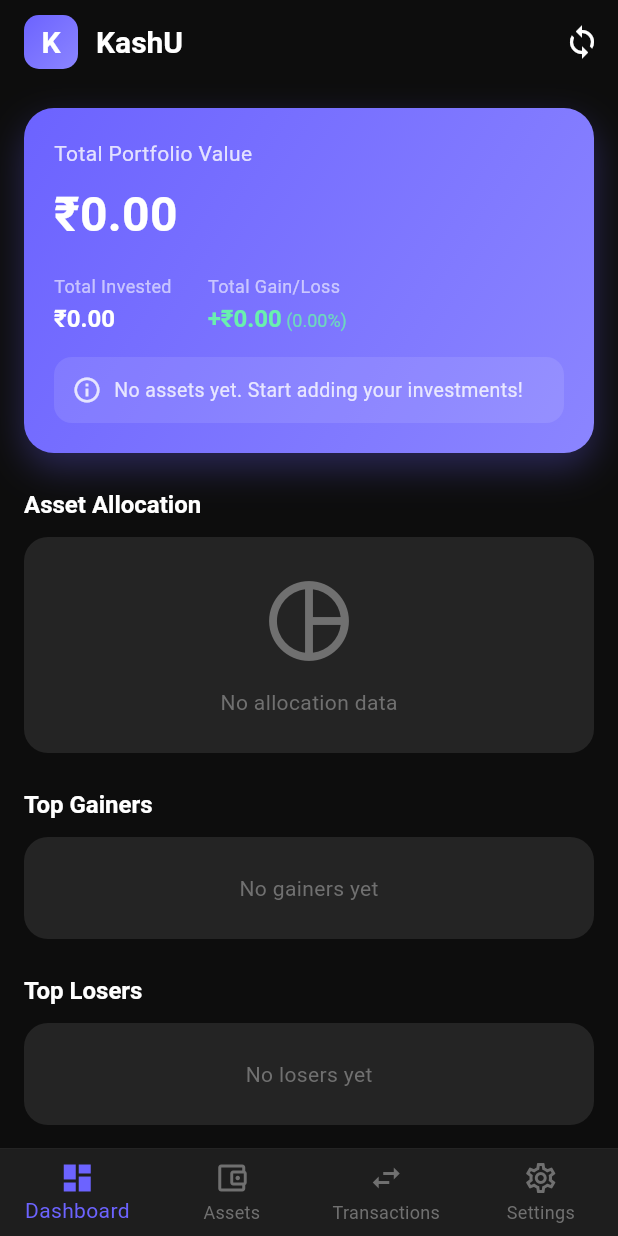
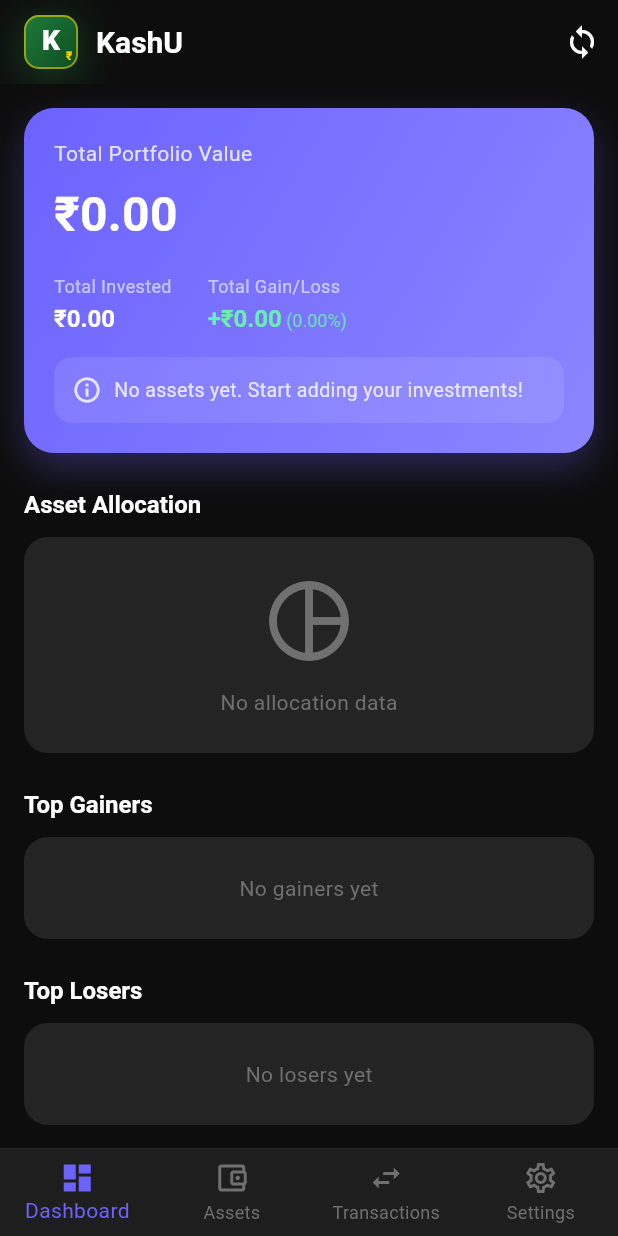
Before and after one commit to kapeleshh/kashU, a Flutter app: the screen it shows after launch, after a tap on "Skip", on a phone screen of 412 x 824 dp. Run offline on Flutter 3.47's test engine with Material 3 defaults, Android fonts, the phone set to English and light mode, and no system bars; our stand-ins replace fl_chart, flutter_riverpod, flutter_secure_storage, hive, hive_flutter, local_auth and 1 more; accounts and stored records are empty.

```diff
--- a/lib/features/auth/lock_screen.dart
+++ b/lib/features/auth/lock_screen.dart
@@ -3,6 +3,7 @@ import '../../core/constants/app_colors.dart';
 import '../../core/constants/app_strings.dart';
 import '../../services/auth_service.dart';
 import '../dashboard/dashboard_screen.dart';
+import '../../shared/widgets/app_logo.dart';
 
 /// Full-screen lock screen shown at app startup when authentication is enabled.
 ///
@@ -82,31 +83,7 @@ class _LockScreenState extends State<LockScreen> {
               mainAxisAlignment: MainAxisAlignment.center,
               children: [
                 // App logo
-                Container(
-                  width: 88,
-                  height: 88,
-                  decoration: BoxDecoration(
-                    gradient: AppColors.primaryGradient,
-                    borderRadius: BorderRadius.circular(24),
-                    boxShadow: [
-                      BoxShadow(
-                        color: AppColors.primary.withValues(alpha: 0.35),
-                        blurRadius: 28,
-                        offset: const Offset(0, 8),
-                      ),
-                    ],
-                  ),
-                  child: const Center(
-                    child: Text(
-                      'K',
-                      style: TextStyle(
-                        color: Colors.white,
-                        fontSize: 46,
-                        fontWeight: FontWeight.bold,
-                      ),
-                    ),
-                  ),
-                ),
+                const AppLogo(size: 88),
 
                 const SizedBox(height: 32),
 
--- a/lib/features/dashboard/dashboard_screen.dart
+++ b/lib/features/dashboard/dashboard_screen.dart
@@ -6,6 +6,7 @@ import '../../core/constants/app_strings.dart';
 import '../../shared/widgets/portfolio_summary_card.dart';
 import '../../shared/widgets/asset_allocation_chart.dart';
 import '../../shared/widgets/top_performers_list.dart';
+import '../../shared/widgets/app_logo.dart';
 import '../../shared/providers/portfolio_provider.dart';
 import '../assets/assets_screen.dart';
 import '../transactions/transactions_screen.dart';
@@ -160,24 +161,7 @@ class _DashboardContent extends ConsumerWidget {
             floating: true,
             title: Row(
               children: [
-                Container(
-                  width: 36,
-                  height: 36,
-                  decoration: BoxDecoration(
-                    gradient: AppColors.primaryGradient,
-                    borderRadius: BorderRadius.circular(10),
-                  ),
-                  child: const Center(
-                    child: Text(
-                      'K',
-                      style: TextStyle(
-                        color: Colors.white,
-                        fontSize: 20,
-                        fontWeight: FontWeight.bold,
-                      ),
-                    ),
-                  ),
-                ),
+                const AppLogo(size: 36),
                 const SizedBox(width: 12),
                 const Text(
                   AppStrings.appName,
--- a/lib/features/onboarding/onboarding_screen.dart
+++ b/lib/features/onboarding/onboarding_screen.dart
@@ -5,6 +5,7 @@ import '../../core/constants/app_colors.dart';
 import '../../core/constants/app_constants.dart';
 import '../../core/constants/app_strings.dart';
 import '../dashboard/dashboard_screen.dart';
+import '../../shared/widgets/app_logo.dart';
 
 class OnboardingScreen extends StatefulWidget {
   const OnboardingScreen({super.key});
@@ -148,31 +149,7 @@ class _WelcomePage extends StatelessWidget {
         mainAxisAlignment: MainAxisAlignment.center,
         children: [
           // Logo
-          Container(
-            width: 100,
-            height: 100,
-            decoration: BoxDecoration(
-              gradient: AppColors.primaryGradient,
-              borderRadius: BorderRadius.circular(28),
-              boxShadow: [
-                BoxShadow(
-                  color: AppColors.primary.withValues(alpha: 0.4),
-                  blurRadius: 32,
-                  offset: const Offset(0, 8),
-                ),
-              ],
-            ),
-            child: const Center(
-              child: Text(
-                'K',
-                style: TextStyle(
-                  color: Colors.white,
-                  fontSize: 52,
-                  fontWeight: FontWeight.bold,
-                ),
-              ),
-            ),
-          ),
+          const AppLogo(size: 100),
           const SizedBox(height: 40),
           Text(
             'Welcome to ${AppStrings.appName}',
--- a/lib/features/settings/settings_screen.dart
+++ b/lib/features/settings/settings_screen.dart
@@ -10,6 +10,7 @@ import '../../core/constants/app_constants.dart';
 import '../../core/constants/app_strings.dart';
 import '../../services/auth_service.dart';
 import '../../shared/providers/portfolio_provider.dart';
+import '../../shared/widgets/app_logo.dart';
 
 class SettingsScreen extends ConsumerStatefulWidget {
   const SettingsScreen({super.key});
@@ -156,24 +157,7 @@ class _SettingsScreenState extends ConsumerState<SettingsScreen> {
           Center(
             child: Column(
               children: [
-                Container(
-                  width: 60,
-                  height: 60,
-                  decoration: BoxDecoration(
-                    gradient: AppColors.primaryGradient,
-                    borderRadius: BorderRadius.circular(16),
-                  ),
-                  child: const Center(
-                    child: Text(
-                      'K',
-                      style: TextStyle(
-                        color: Colors.white,
-                        fontSize: 28,
-                        fontWeight: FontWeight.bold,
-                      ),
-                    ),
-                  ),
-                ),
+                const AppLogo(size: 60),
                 const SizedBox(height: 12),
                 Text(
                   AppStrings.appName,
@@ -394,24 +378,7 @@ class _SettingsScreenState extends ConsumerState<SettingsScreen> {
       builder: (context) => AlertDialog(
         title: Row(
           children: [
-            Container(
-              width: 40,
-              height: 40,
-              decoration: BoxDecoration(
-                gradient: AppColors.primaryGradient,
-                borderRadius: BorderRadius.circular(10),
-              ),
-              child: const Center(
-                child: Text(
-                  'K',
-                  style: TextStyle(
-                    color: Colors.white,
-                    fontSize: 20,
-                    fontWeight: FontWeight.bold,
-                  ),
-                ),
-              ),
-            ),
+            const AppLogo(size: 40),
             const SizedBox(width: 12),
             const Text(AppStrings.appName),
           ],
--- /dev/null
+++ b/lib/shared/widgets/app_logo.dart
@@ -0,0 +1,66 @@
+import 'package:flutter/material.dart';
+
+/// Money-themed 'K' logo used across the app.
+/// Green gradient background with a gold ₹ accent conveys the financial theme.
+class AppLogo extends StatelessWidget {
+  final double size;
+
+  const AppLogo({super.key, this.size = 36});
+
+  @override
+  Widget build(BuildContext context) {
+    final radius = size * 0.278;
+    return Container(
+      width: size,
+      height: size,
+      decoration: BoxDecoration(
+        gradient: const LinearGradient(
+          colors: [Color(0xFF1E7B3A), Color(0xFF0F4D22)],
+          begin: Alignment.topLeft,
+          end: Alignment.bottomRight,
+        ),
+        borderRadius: BorderRadius.circular(radius),
+        border: Border.all(
+          color: const Color(0xFFFFD700).withValues(alpha: 0.55),
+          width: (size * 0.036).clamp(1.0, 2.5),
+        ),
+        boxShadow: [
+          BoxShadow(
+            color: const Color(0xFF1E7B3A).withValues(alpha: 0.55),
+            blurRadius: size * 0.7,
+            offset: Offset(0, size * 0.14),
+          ),
+        ],
+      ),
+      child: Stack(
+        children: [
+          Center(
+            child: Text(
+              'K',
+              style: TextStyle(
+                color: Colors.white,
+                fontSize: size * 0.52,
+                fontWeight: FontWeight.w900,
+                letterSpacing: -0.5,
+                height: 1,
+              ),
+            ),
+          ),
+          Positioned(
+            bottom: size * 0.07,
+            right: size * 0.07,
+            child: Text(
+              '₹',
+              style: TextStyle(
+                color: const Color(0xFFFFD700),
+                fontSize: size * 0.22,
+                fontWeight: FontWeight.bold,
+                height: 1,
+              ),
+            ),
+          ),
+        ],
+      ),
+    );
+  }
+}
```
